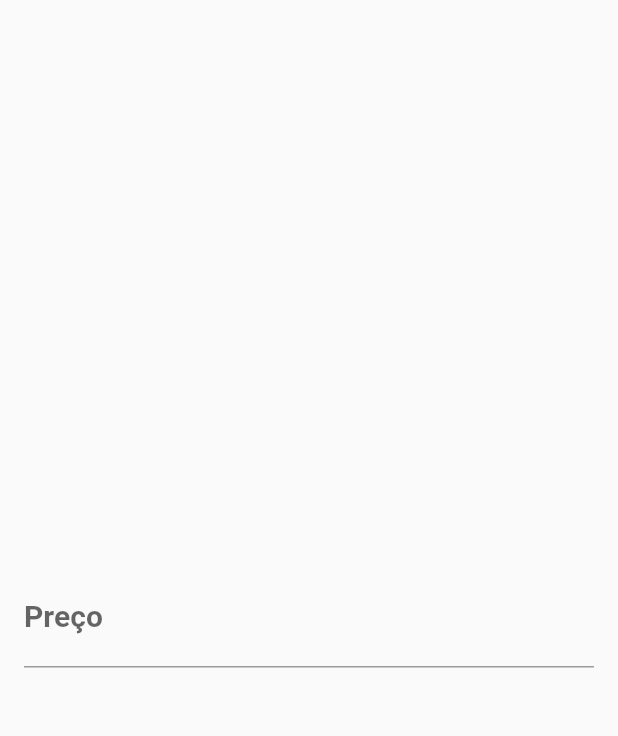
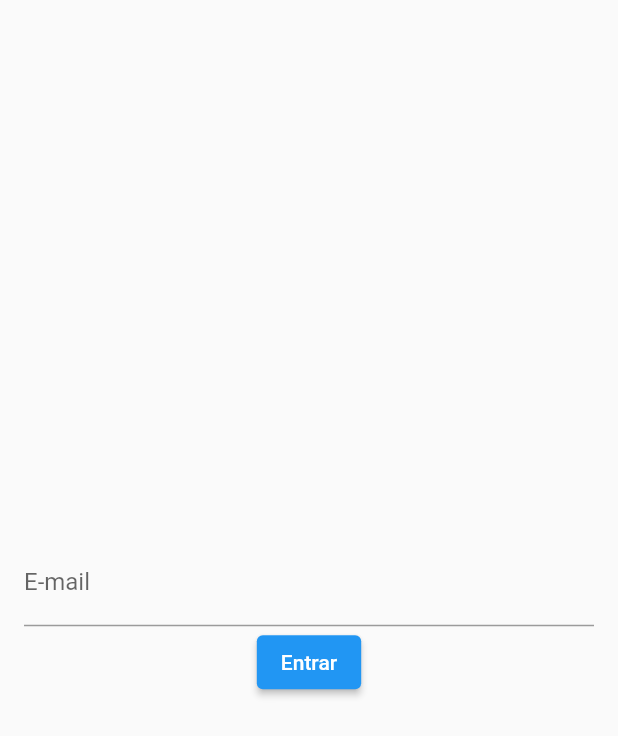
Before and after one commit to erasmofreitas/todo_list, a Flutter app: the screen it shows after launch, on a phone screen of 412 x 824 dp. Shown: the top 736 px of the screen. Run offline on Flutter 3.47's test engine with Material 2 defaults, Android fonts, the phone set to English and light mode, and no system bars.

Commit message:
monitorando mudanças no campo

```diff
--- a/lib/pages/todo_list_page.dart
+++ b/lib/pages/todo_list_page.dart
@@ -1,7 +1,9 @@
 import 'package:flutter/material.dart';
 
 class TodoListPage extends StatelessWidget {
-  const TodoListPage({super.key});
+  TodoListPage({super.key});
+
+  final TextEditingController emailController = TextEditingController();
 
   @override
   Widget build(BuildContext context) {
@@ -9,24 +11,38 @@ class TodoListPage extends StatelessWidget {
         body: Center(
       child: Padding(
         padding: const EdgeInsets.symmetric(horizontal: 16),
-        child: TextField(
-          decoration: InputDecoration(
-            labelText: 'Preço',
-            //hintText: 'exemplo@exemplo.com',
-            //border: OutlineInputBorder(),
-            errorText: null,
-            prefixText: 'R\$ ',
-            suffixText: 'cm',
-          ),
-          keyboardType: TextInputType.number,
-          style: TextStyle(
-            fontSize: 20,
-            fontWeight: FontWeight.w700,
-            color: Colors.purple,
-          ),
-          //obscureText: false,
+        child: Column(
+          mainAxisSize: MainAxisSize.min,
+          children: [
+            TextField(
+              controller: emailController,
+              decoration: InputDecoration(
+                labelText: 'E-mail',
+              ),
+              onChanged: onChanged,
+              onSubmitted: onSubmitted,
+            ),
+            ElevatedButton(
+              onPressed: login,
+              child: Text('Entrar'),
+            )
+          ],
         ),
       ),
     ));
   }
+
+  void login() {
+    String text = emailController.text;
+    print(text);
+    emailController.text = 'clicou';
+  }
+
+  void onChanged(String text) {
+    //print(text);
+  }
+
+  void onSubmitted(String text) {
+    print(text);
+  }
 }
```
